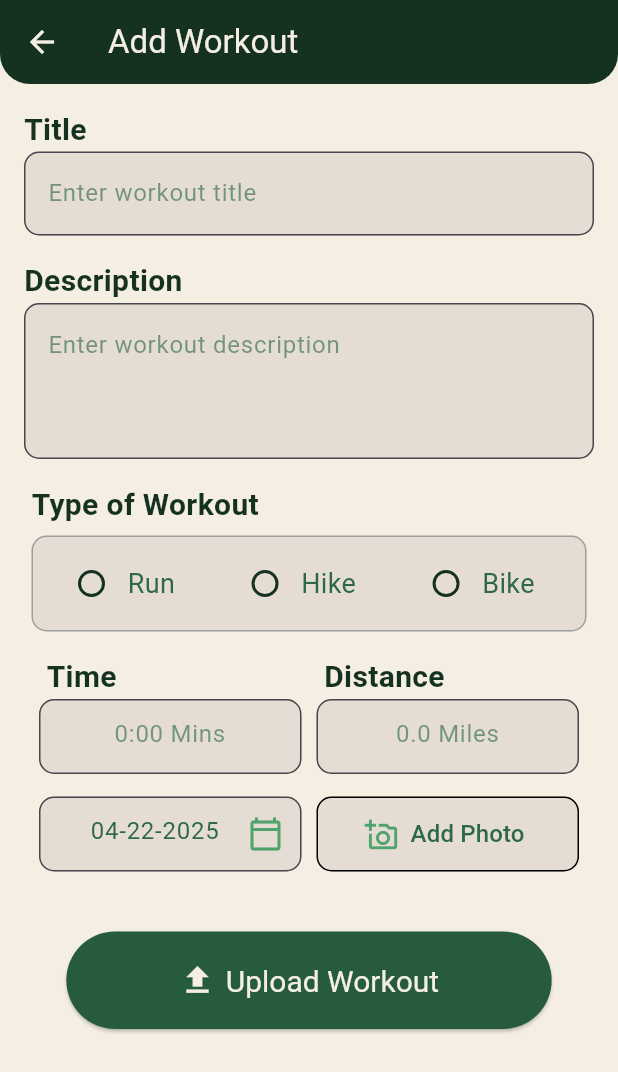
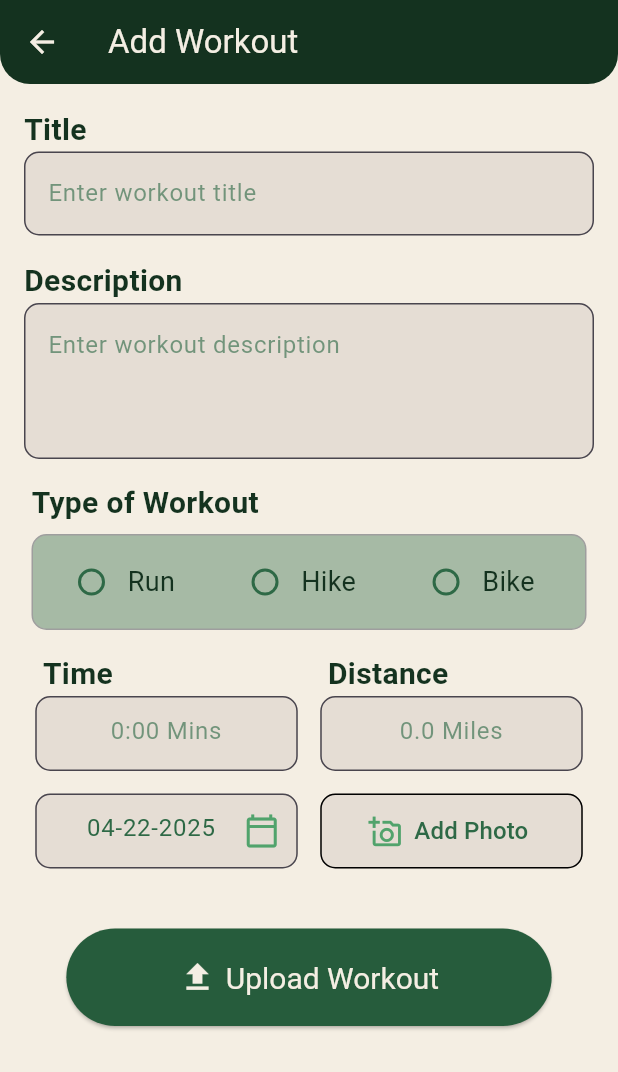
Before and after one commit to marcsaffold17/GetFitApp, a Flutter app: the WorkoutEntryScreen screen opened directly with empty values, on a phone screen of 412 x 824 dp. Shown: the top 1072 px of the screen. Run offline on Flutter 3.47's test engine with Material 3 defaults, Android fonts, the phone set to English and light mode, and no system bars; our stand-ins replace cloud_firestore, firebase_core, firebase_storage, fl_chart, google_nav_bar, image_picker and 1 more; accounts and stored records are empty.

Commit message:
Changed a few spacing and colors

```diff
--- a/get_fit_app/lib/view/insert_workout_view.dart
+++ b/get_fit_app/lib/view/insert_workout_view.dart
@@ -137,16 +137,16 @@ class _WorkoutEntryScreenState extends State<WorkoutEntryScreen>
               Set<WidgetState> states,
             ) {
               if (states.contains(WidgetState.selected)) {
-                return Color.fromARGB(255, 81, 163, 108);
+                return Color.fromARGB(210, 229, 221, 212);
               }
-              return Color.fromARGB(255, 20, 50, 31);
+              return Color.fromARGB(255, 46, 105, 70);
             }),
           ),
           Text(
             value,
             style: TextStyle(
               fontSize: 18,
-              color: Color.fromARGB(255, 46, 105, 70),
+              color: Color.fromARGB(255, 20, 50, 31),
             ),
           ),
         ],
@@ -213,7 +213,7 @@ class _WorkoutEntryScreenState extends State<WorkoutEntryScreen>
                   maxLine: 3,
                   hintText: 'Enter workout description',
                 ),
-                SizedBox(height: 16.0),
+                SizedBox(height: 15.0),
                 Row(
                   mainAxisAlignment: MainAxisAlignment.center,
                   children: [
@@ -234,7 +234,7 @@ class _WorkoutEntryScreenState extends State<WorkoutEntryScreen>
                             width: 370,
                             padding: EdgeInsets.all(7),
                             decoration: BoxDecoration(
-                              color: Color.fromARGB(255, 229, 221, 212),
+                              color: Color.fromARGB(100, 46, 105, 70),
                               border: Border.all(color: Colors.grey, width: 1),
                               borderRadius: BorderRadius.circular(10),
                             ),
@@ -257,7 +257,7 @@ class _WorkoutEntryScreenState extends State<WorkoutEntryScreen>
                     ),
                   ],
                 ),
-                SizedBox(height: 16.0),
+                SizedBox(height: 15.0),
                 Center(
                   child: Row(
                     mainAxisAlignment: MainAxisAlignment.center,
@@ -268,7 +268,7 @@ class _WorkoutEntryScreenState extends State<WorkoutEntryScreen>
                         hintText: '0:00 Mins',
                         text: 'Time',
                       ),
-                      SizedBox(width: 10),
+                      SizedBox(width: 15),
                       InputFunctions(
                         timeController: _distanceController,
                         hintText: '0.0 Miles',
@@ -367,7 +367,7 @@ class _WorkoutEntryScreenState extends State<WorkoutEntryScreen>
                               ),
                             ],
                           ),
-                          SizedBox(width: 10),
+                          SizedBox(width: 15),
                           Column(
                             crossAxisAlignment: CrossAxisAlignment.start,
                             children: [
```
